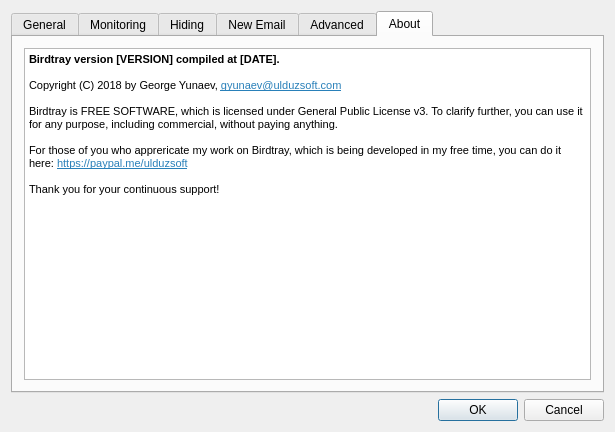
First picture: the form in src/dialogsettings.ui, repository gyunaev/birdtray, before the edit.
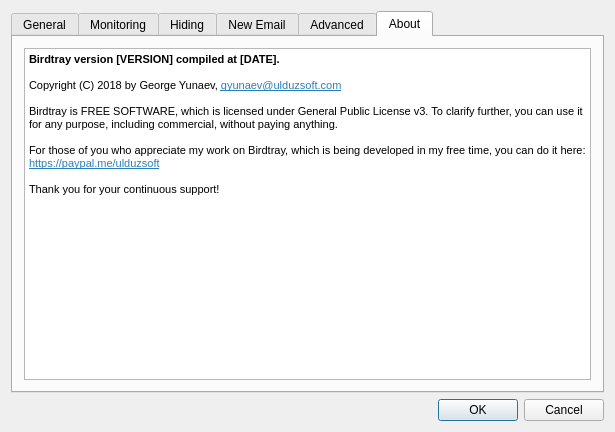
Second picture: the form after the edit. The open tabs and pages were chosen to show the change. Icons and pictures are not drawn. Custom widgets are drawn as their Qt base class.

```diff
--- a/src/dialogsettings.ui
+++ b/src/dialogsettings.ui
@@ -958,7 +958,7 @@
 &lt;p style=&quot;-qt-paragraph-type:empty; margin-top:0px; margin-bottom:0px; margin-left:0px; margin-right:0px; -qt-block-indent:0; text-indent:0px; font-family:'Noto Sans'; font-size:8pt;&quot;&gt;&lt;br /&gt;&lt;/p&gt;
 &lt;p style=&quot; margin-top:0px; margin-bottom:0px; margin-left:0px; margin-right:0px; -qt-block-indent:0; text-indent:0px;&quot;&gt;&lt;span style=&quot; font-family:'Noto Sans'; font-size:8pt;&quot;&gt;Birdtray is FREE SOFTWARE, which is licensed under General Public License v3. To clarify further, you can use it for any purpose, including commercial, without paying anything. &lt;/span&gt;&lt;/p&gt;
 &lt;p style=&quot;-qt-paragraph-type:empty; margin-top:0px; margin-bottom:0px; margin-left:0px; margin-right:0px; -qt-block-indent:0; text-indent:0px; font-family:'Noto Sans'; font-size:8pt;&quot;&gt;&lt;br /&gt;&lt;/p&gt;
-&lt;p style=&quot; margin-top:0px; margin-bottom:0px; margin-left:0px; margin-right:0px; -qt-block-indent:0; text-indent:0px;&quot;&gt;&lt;span style=&quot; font-family:'Noto Sans'; font-size:8pt;&quot;&gt;For those of you who apprericate my work on Birdtray, which is being developed in my free time, you can do it here: &lt;/span&gt;&lt;a href=&quot;https://paypal.me/ulduzsoft&quot;&gt;&lt;span style=&quot; font-family:'Noto Sans'; font-size:8pt; text-decoration: underline; color:#2980b9;&quot;&gt;https://paypal.me/ulduzsoft&lt;/span&gt;&lt;/a&gt;&lt;/p&gt;
+&lt;p style=&quot; margin-top:0px; margin-bottom:0px; margin-left:0px; margin-right:0px; -qt-block-indent:0; text-indent:0px;&quot;&gt;&lt;span style=&quot; font-family:'Noto Sans'; font-size:8pt;&quot;&gt;For those of you who appreciate my work on Birdtray, which is being developed in my free time, you can do it here: &lt;/span&gt;&lt;a href=&quot;https://paypal.me/ulduzsoft&quot;&gt;&lt;span style=&quot; font-family:'Noto Sans'; font-size:8pt; text-decoration: underline; color:#2980b9;&quot;&gt;https://paypal.me/ulduzsoft&lt;/span&gt;&lt;/a&gt;&lt;/p&gt;
 &lt;p style=&quot;-qt-paragraph-type:empty; margin-top:0px; margin-bottom:0px; margin-left:0px; margin-right:0px; -qt-block-indent:0; text-indent:0px; font-family:'Noto Sans'; font-size:8pt; text-decoration: underline; color:#2980b9;&quot;&gt;&lt;br /&gt;&lt;/p&gt;
 &lt;p style=&quot; margin-top:0px; margin-bottom:0px; margin-left:0px; margin-right:0px; -qt-block-indent:0; text-indent:0px;&quot;&gt;&lt;span style=&quot; font-family:'Noto Sans'; font-size:8pt;&quot;&gt;Thank you for your continuous support!&lt;/span&gt;&lt;/p&gt;&lt;/body&gt;&lt;/html&gt;</string>
          </property>
```
